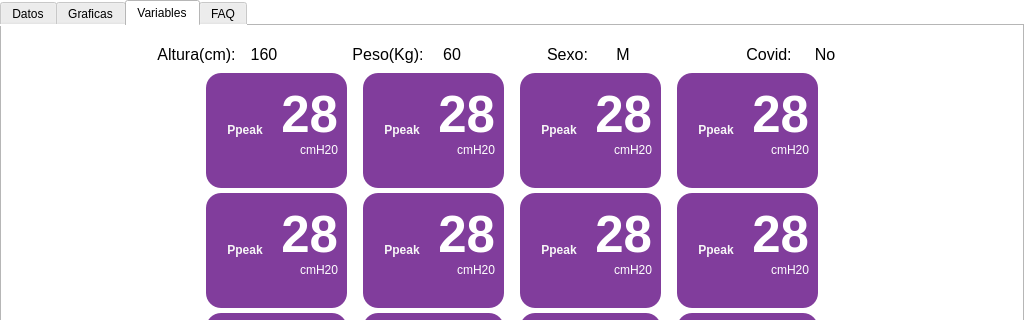
This is _main_.ui in JulianDuque97/EPI as Qt 5 draws it before an edit; both pictures show x 0 to 1024 and y 0 to 320 of the 1024 by 600 pixel window. The edited form follows.
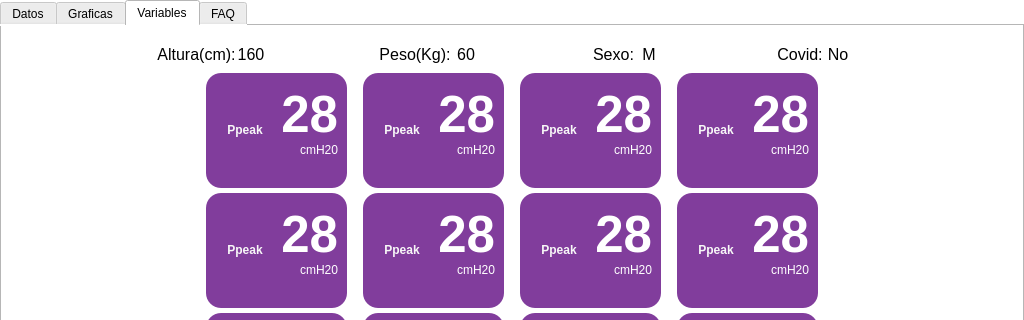
This is the edited form. The open tabs and pages were chosen to show the change. Icons and pictures are not drawn. Custom widgets are drawn as their Qt base class.

The edit to the form file:
```diff
--- a/_main_.ui
+++ b/_main_.ui
@@ -2119,7 +2119,7 @@
                 <enum>Qt::Horizontal</enum>
                </property>
                <property name="sizeType">
-                <enum>QSizePolicy::Fixed</enum>
+                <enum>QSizePolicy::Expanding</enum>
                </property>
                <property name="sizeHint" stdset="0">
                 <size>
@@ -2177,7 +2177,7 @@
                 <enum>Qt::Horizontal</enum>
                </property>
                <property name="sizeType">
-                <enum>QSizePolicy::Fixed</enum>
+                <enum>QSizePolicy::Expanding</enum>
                </property>
                <property name="sizeHint" stdset="0">
                 <size>
@@ -2235,7 +2235,7 @@
                 <enum>Qt::Horizontal</enum>
                </property>
                <property name="sizeType">
-                <enum>QSizePolicy::Fixed</enum>
+                <enum>QSizePolicy::Expanding</enum>
                </property>
                <property name="sizeHint" stdset="0">
                 <size>
@@ -2293,7 +2293,7 @@
                 <enum>Qt::Horizontal</enum>
                </property>
                <property name="sizeType">
-                <enum>QSizePolicy::Fixed</enum>
+                <enum>QSizePolicy::Expanding</enum>
                </property>
                <property name="sizeHint" stdset="0">
                 <size>
@@ -2351,7 +2351,7 @@
                 <enum>Qt::Horizontal</enum>
                </property>
                <property name="sizeType">
-                <enum>QSizePolicy::Fixed</enum>
+                <enum>QSizePolicy::Expanding</enum>
                </property>
                <property name="sizeHint" stdset="0">
                 <size>
```
Left out of the diff: 2 changed lines with no effect on the pictures.
